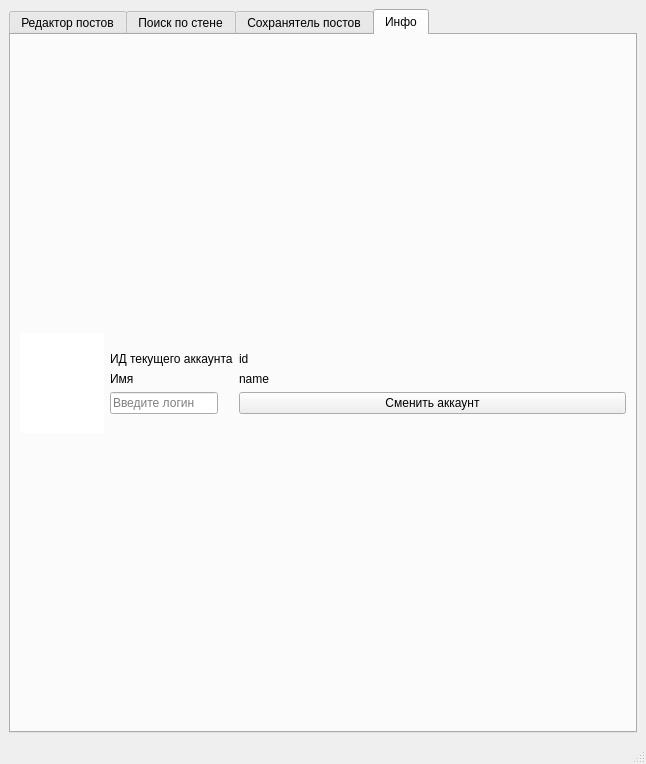
The window that VKStuff/design.ui (Atronar/VKStuff) describes before a commit, drawn with Qt 5.
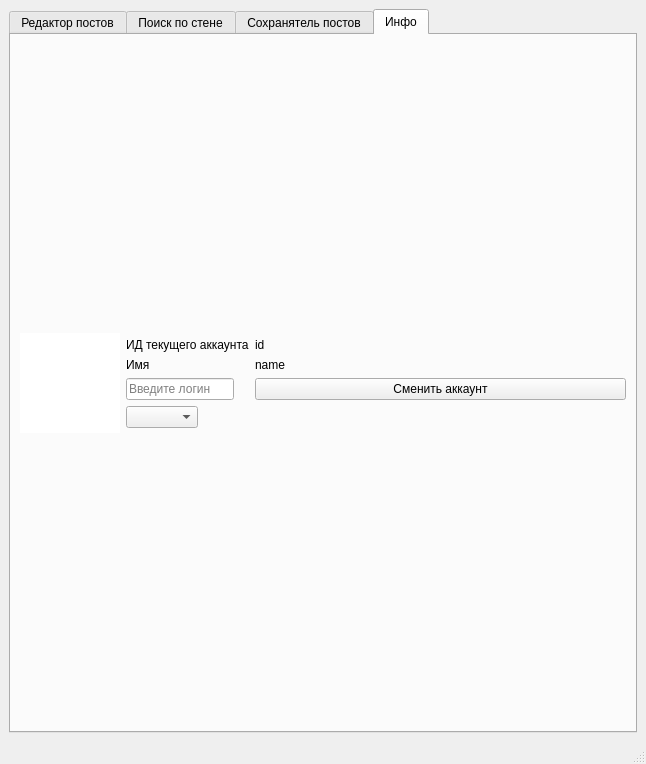
The same window after the commit.

Commit message: Добавлена возможность переключаться между используемыми за сессию аккаунтами

What changed in the file:
```diff
--- a/VKStuff/design.ui
+++ b/VKStuff/design.ui
@@ -578,7 +578,7 @@
           <item>
            <widget class="QGraphicsView" name="info_ava">
             <property name="sizePolicy">
-             <sizepolicy hsizetype="Fixed" vsizetype="Fixed">
+             <sizepolicy hsizetype="Expanding" vsizetype="Expanding">
               <horstretch>0</horstretch>
               <verstretch>0</verstretch>
              </sizepolicy>
@@ -680,6 +680,9 @@
               </property>
              </widget>
             </item>
+            <item row="3" column="0">
+             <widget class="QComboBox" name="info_1_accountsBox"/>
+            </item>
            </layout>
           </item>
          </layout>
```
The commit also changes 2 other files.
